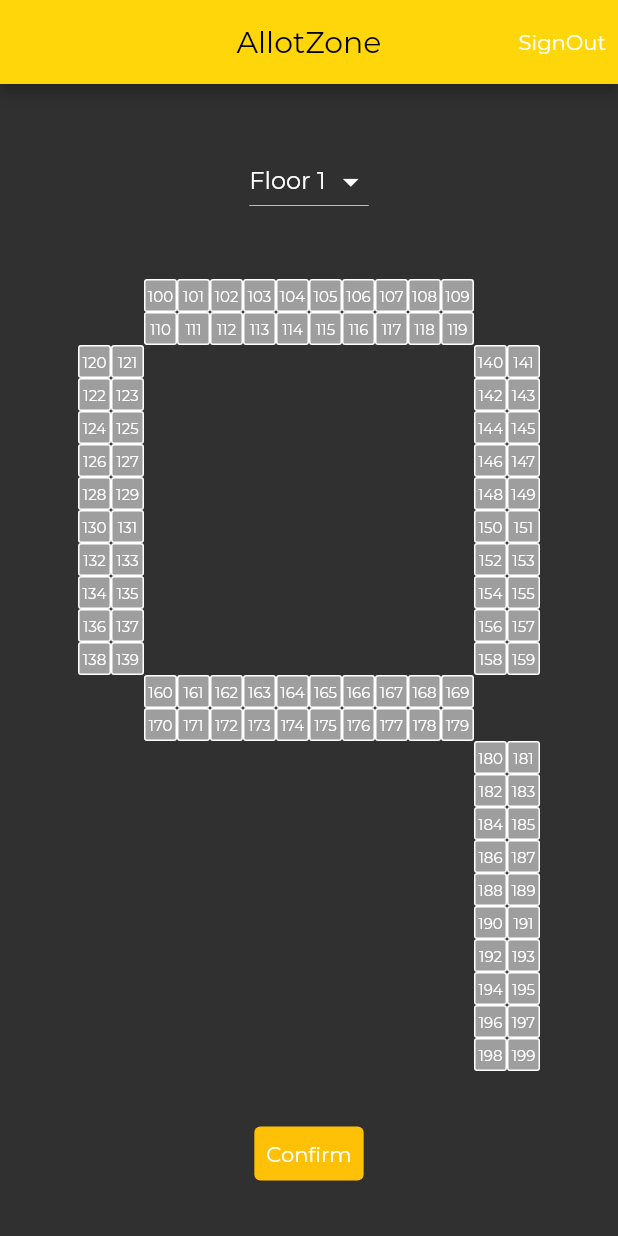
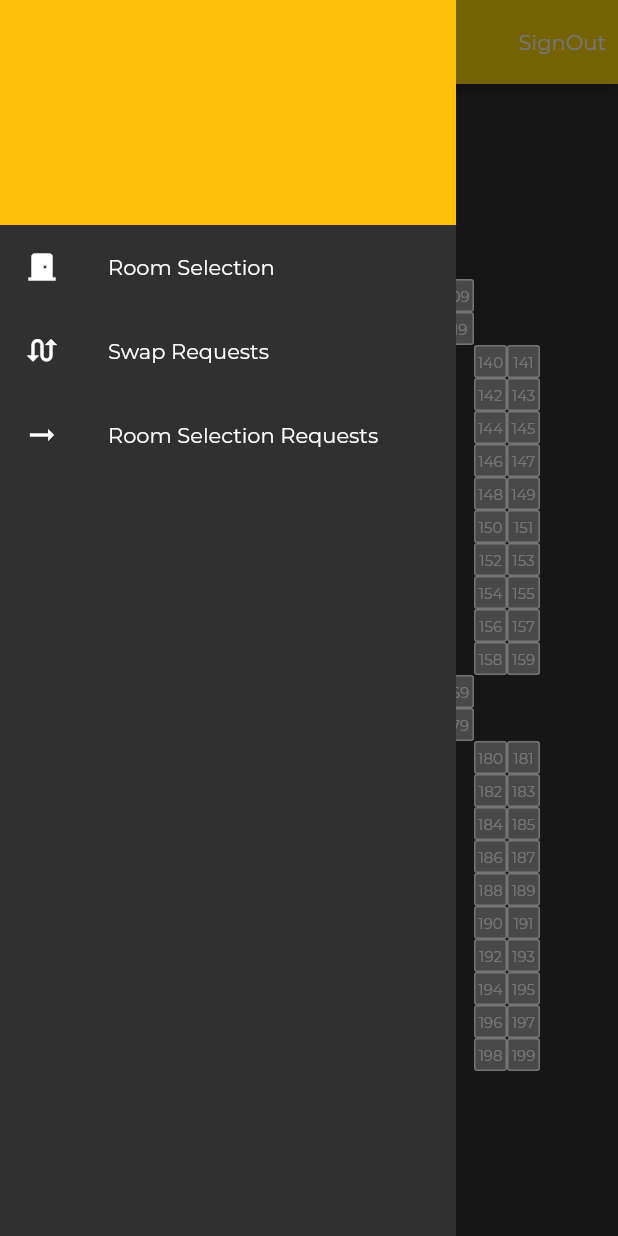
Before and after one commit to MaitreyaManohar/AllotZone, a Flutter app: the RoomSelection screen opened directly, with the side drawer open (before the commit the screen has no drawer), on a phone screen of 412 x 824 dp. Run offline on Flutter 3.47's test engine with Material 2 defaults, Android fonts, the phone set to English and light mode, and no system bars; our stand-ins replace animated_splash_screen, cloud_firestore, email_validator, firebase_auth, firebase_core, page_transition; accounts and stored records are empty.

Commit message:
simple changes to layout for task3

```diff
--- a/allot_zone/lib/Colors.dart
+++ b/allot_zone/lib/Colors.dart
@@ -8,4 +8,5 @@ class MyColors{
   static Color linkColor = const Color.fromARGB(255, 54, 216, 244);
   static Color textColor = Colors.white;
   static Color textFieldBorder = Colors.amber;
+  static Color sideBarColor = const Color.fromARGB(255, 48, 48, 48);
 }
--- /dev/null
+++ b/allot_zone/lib/Components/side_bar.dart
@@ -0,0 +1,49 @@
+import 'package:allot_zone/Colors.dart';
+import 'package:flutter/material.dart';
+import 'package:flutter/src/widgets/container.dart';
+import 'package:flutter/src/widgets/framework.dart';
+
+class SideBar extends StatelessWidget {
+  const SideBar({super.key});
+
+  @override
+  Widget build(BuildContext context) {
+    return Drawer(
+        elevation: 0,
+        backgroundColor: MyColors.sideBarColor,
+        child: Column(
+          mainAxisAlignment: MainAxisAlignment.start,
+          children: [
+            Container(
+              height: 150,
+              color: MyColors.buttonBackground,
+            ),
+            ListTile(
+              title: const Text("Room Selection"),
+              leading: const Icon(
+                Icons.door_front_door,
+                color: Colors.white,
+              ),
+              onTap: () {},
+            ),
+            ListTile(
+              title: const Text("Swap Requests"),
+              leading: const Icon(
+                Icons.swap_calls,
+                color: Colors.white,
+              ),
+              onTap: () {
+              },
+            ),
+            ListTile(
+              title: const Text("Room Selection Requests"),
+              leading: const Icon(
+                Icons.arrow_right_alt,
+                color: Colors.white,
+              ),
+              onTap: () {},
+            )
+          ],
+        ));
+  }
+}
--- a/allot_zone/lib/room_select.dart
+++ b/allot_zone/lib/room_select.dart
@@ -1,5 +1,6 @@
 import 'package:allot_zone/Colors.dart';
 import 'package:allot_zone/Components/room.dart';
+import 'package:allot_zone/Components/side_bar.dart';
 import 'package:allot_zone/login_first_page.dart';
 import 'package:allot_zone/wing_members.dart';
 import 'package:cloud_firestore/cloud_firestore.dart';
@@ -33,6 +34,7 @@ class _RoomSelectionState extends State<RoomSelection> {
   @override
   Widget build(BuildContext context) {
     return Scaffold(
+      drawer: const SideBar(),
       appBar: AppBar(
         centerTitle: true,
         title: const Text(
--- /dev/null
+++ b/allot_zone/lib/selection_requests.dart
@@ -0,0 +1,19 @@
+import 'package:flutter/material.dart';
+import 'package:flutter/src/widgets/container.dart';
+import 'package:flutter/src/widgets/framework.dart';
+
+class SelectionRequest extends StatelessWidget {
+  const SelectionRequest({super.key});
+
+  @override
+  Widget build(BuildContext context) {
+    return Scaffold(
+      appBar: AppBar(
+        centerTitle: true,
+        title: const Text(
+          'AllotZone',
+        ),
+      ),
+    );
+  }
+}
```
